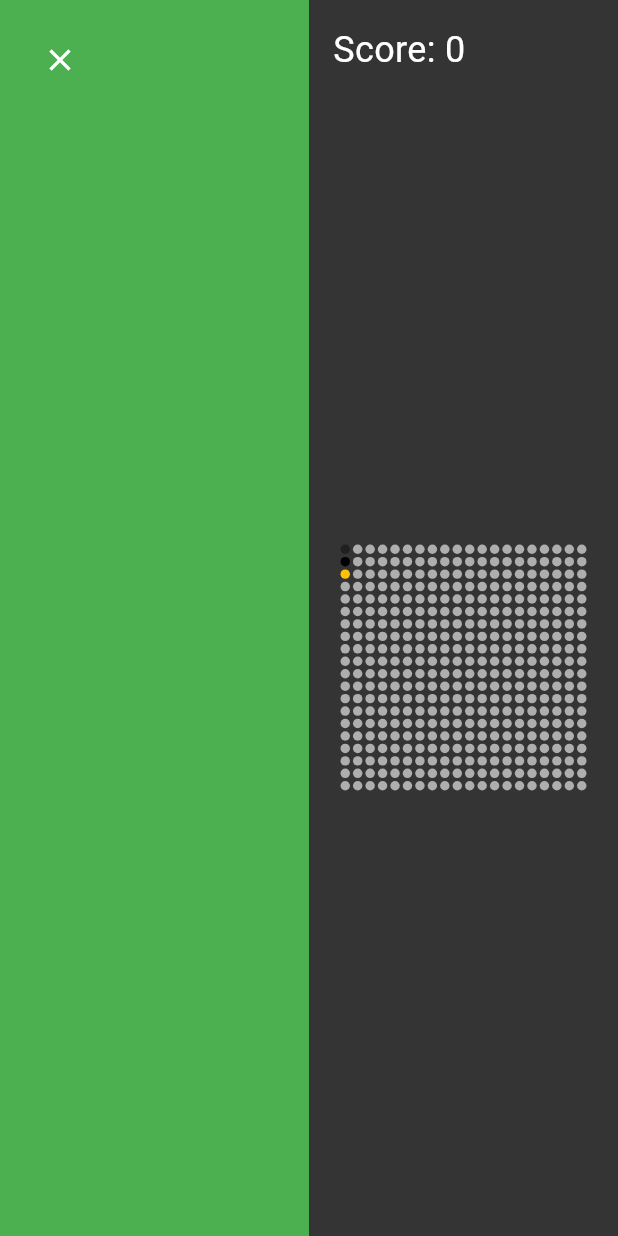
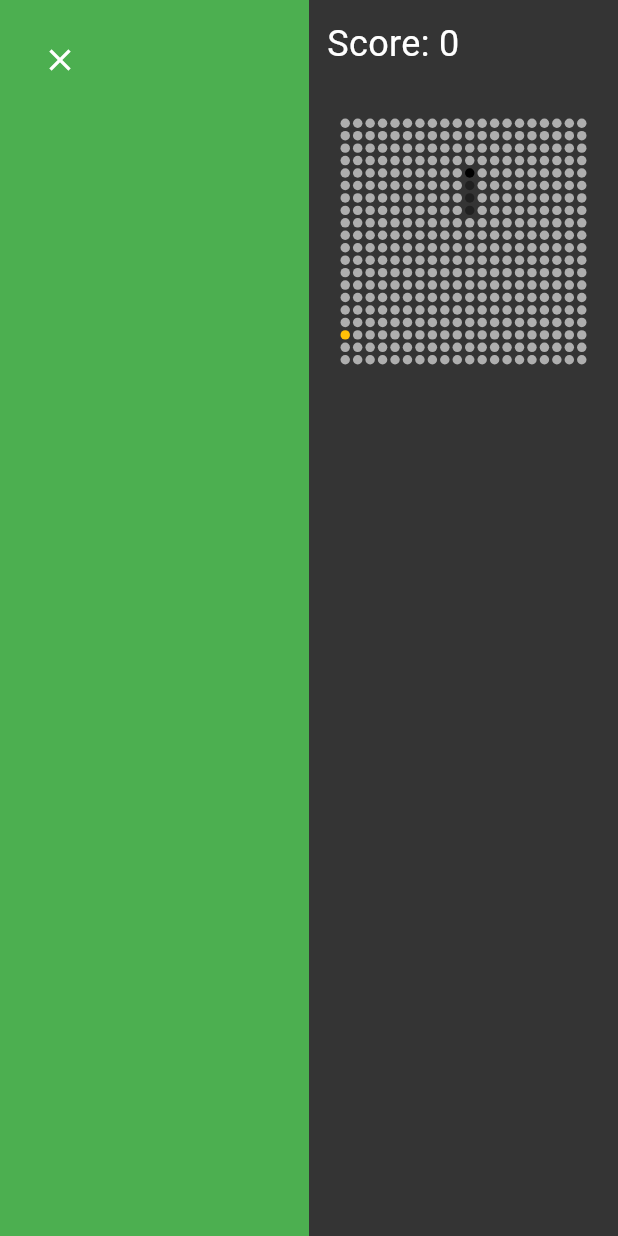
Before and after one commit to shuvoprosadsarnakar/annike_game, a Flutter app: the GamePage screen opened directly, on a phone screen of 412 x 824 dp. Run offline on Flutter 3.47's test engine with Material 3 defaults, Android fonts, the phone set to English and light mode, and no system bars; missing offline and left inert: flame, flame_audio.

Commit message:
Increase snake's initial length and start game on init

```diff
--- a/lib/screen/snake/snake_game.dart
+++ b/lib/screen/snake/snake_game.dart
@@ -35,7 +35,10 @@ class _SnakeGameState extends State<SnakeGame> {
       [(squaresPerRow / 2).floor(), (squaresPerCol / 2).floor()],
     ];
 
-    snake.add([snake.first[0], snake.first[1] + 1]); // Snake body
+    // Snake body - adding 3 segments to make total length 4
+    snake.add([snake.first[0], snake.first[1] + 1]);
+    snake.add([snake.first[0], snake.first[1] + 2]);
+    snake.add([snake.first[0], snake.first[1] + 3]);
 
     createFood();
     direction = Direction.up;
@@ -155,6 +158,7 @@ class _SnakeGameState extends State<SnakeGame> {
   @override
   void initState() {
     super.initState();
+    startGame();
   }
 
   @override
@@ -165,25 +169,12 @@ class _SnakeGameState extends State<SnakeGame> {
         children: [
           // Score display
           Padding(
-            padding: const EdgeInsets.all(16.0),
+            padding: const EdgeInsets.all(12.0),
             child: Row(
               mainAxisAlignment: MainAxisAlignment.spaceBetween,
               children: [
-                // ElevatedButton(
-                //   onPressed: restartGame,
-                //   style: ElevatedButton.styleFrom(
-                //     backgroundColor: isPlaying ? Colors.white : Colors.green,
-                //   ),
-                //   child: Text(
-                //     isPlaying ? 'Restart' : 'Start Game',
-                //     style: TextStyle(
-                //       color: isPlaying ? Colors.black : Colors.white,
-                //       fontSize: 16,
-                //     ),
-                //   ),
-                // ),
                 Text(
-                  'Score: ${snake.length - 2}',
+                  'Score: ${snake.length - 4}',
                   style: const TextStyle(color: Colors.white, fontSize: 24),
                 ),
               ],
@@ -192,7 +183,6 @@ class _SnakeGameState extends State<SnakeGame> {
 
           // Game board
           Expanded(
-            child: Center(
             child: AspectRatio(
               aspectRatio: 1,
               child: Container(
@@ -256,10 +246,9 @@ class _SnakeGameState extends State<SnakeGame> {
               ),
             ),
           ),
-          ),
 
           // Game Over overlay
-          if (!isPlaying && snake.length > 2)
+          if (!isPlaying && snake.length > 4)
             Expanded(
               child: Container(
                 color: Colors.black54,
```
Lines whose indentation alone changed are shown as unchanged.
